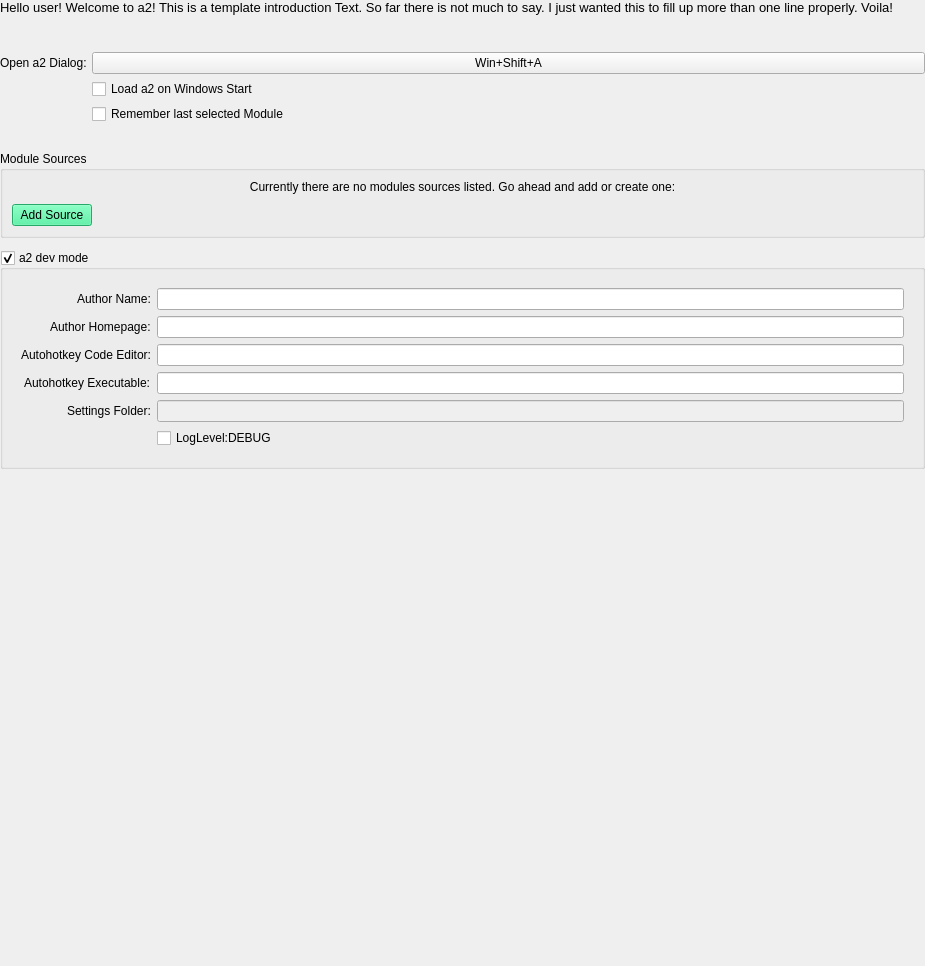
Qt form ui/a2ctrl/a2settings.ui (ewerybody/a2) before a commit.
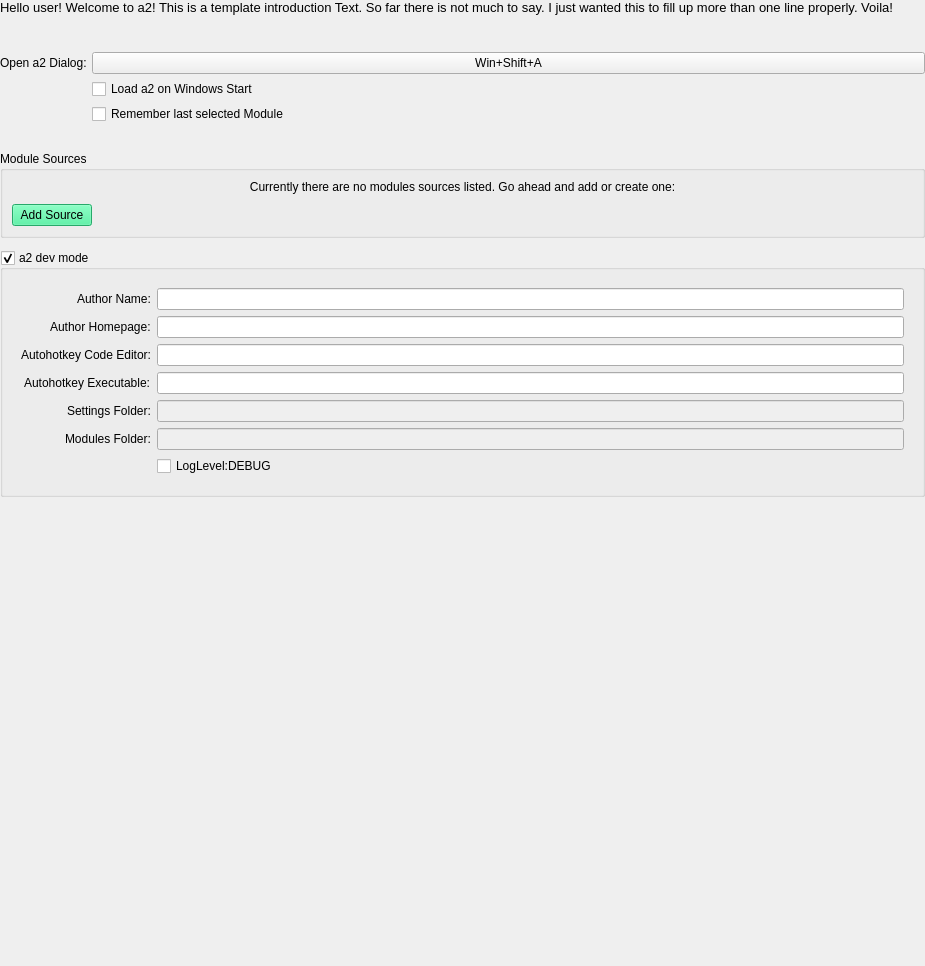
The same form after that commit. Custom widgets are drawn as their Qt base class.

Commit message: wip dev settings

Diff of the .ui file:
```diff
--- a/ui/a2ctrl/a2settings.ui
+++ b/ui/a2ctrl/a2settings.ui
@@ -213,13 +213,27 @@
          <item row="3" column="1">
           <widget class="PathField" name="ahk_exe"/>
          </item>
-         <item row="5" column="1">
+         <item row="6" column="1">
           <widget class="QCheckBox" name="debug_checkbox">
            <property name="text">
             <string>LogLevel:DEBUG</string>
            </property>
           </widget>
          </item>
+         <item row="5" column="1">
+          <widget class="QLineEdit" name="module_folder">
+           <property name="enabled">
+            <bool>false</bool>
+           </property>
+          </widget>
+         </item>
+         <item row="5" column="0">
+          <widget class="QLabel" name="label_7">
+           <property name="text">
+            <string>Modules Folder:</string>
+           </property>
+          </widget>
+         </item>
         </layout>
        </widget>
       </item>
```
Left out of the diff: 5 changed lines with no effect on the pictures. The commit also changes 3 other files.
